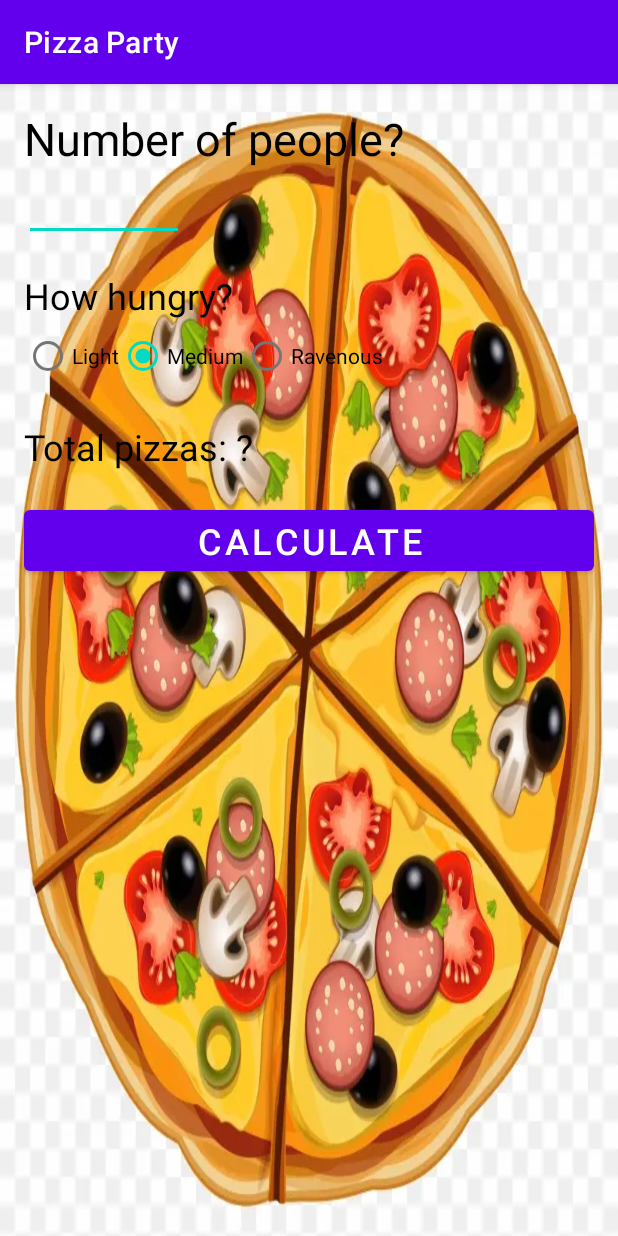
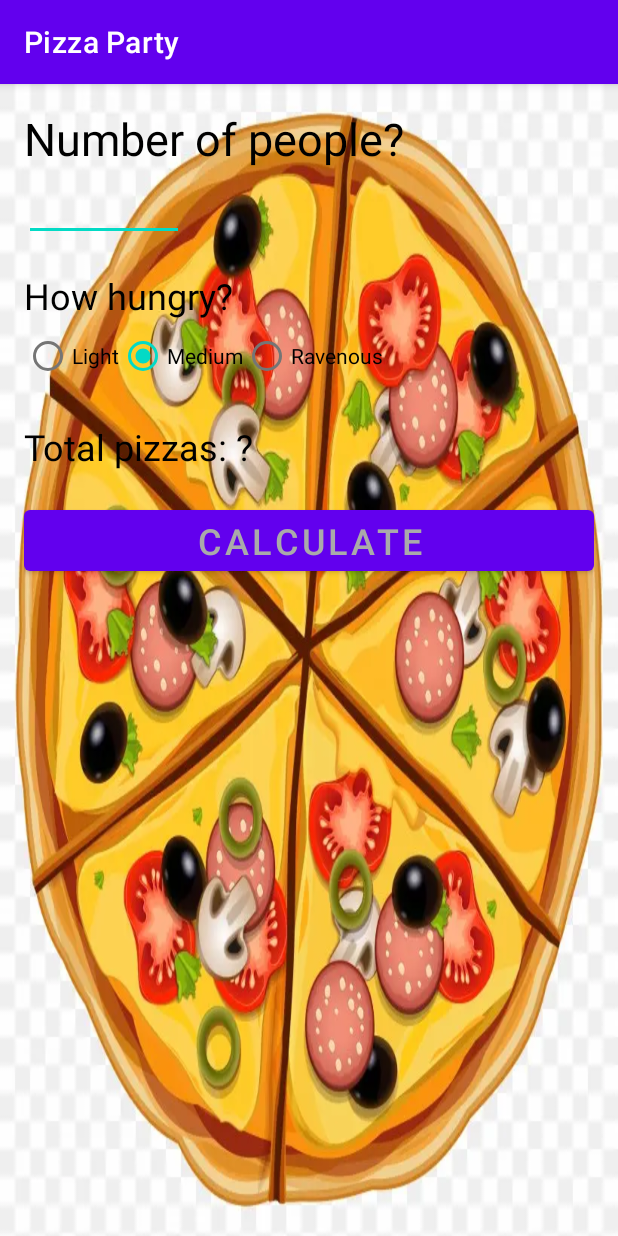
Before and after one commit to PankajChohan9820/Pizza-Party, an Android app: the screen it shows after launch (MainActivity), on a phone screen of 412 x 824 dp. Run offline under Robolectric (Android 15) with nearby library versions, the phone set to English and light mode, and no system bars.

Commit message:
Commit of Pizza Party 2 - HW 2

```diff
--- a/app/src/main/res/values/styles.xml
+++ b/app/src/main/res/values/styles.xml
@@ -2,6 +2,6 @@
 <resources>
     <style name="CalcButton">
         <item name="android:textSize">24sp</item>
-        <item name="android:textColor">@color/white</item>
+        <item name="android:textColor">@color/gray</item>
     </style>
 </resources>
```
